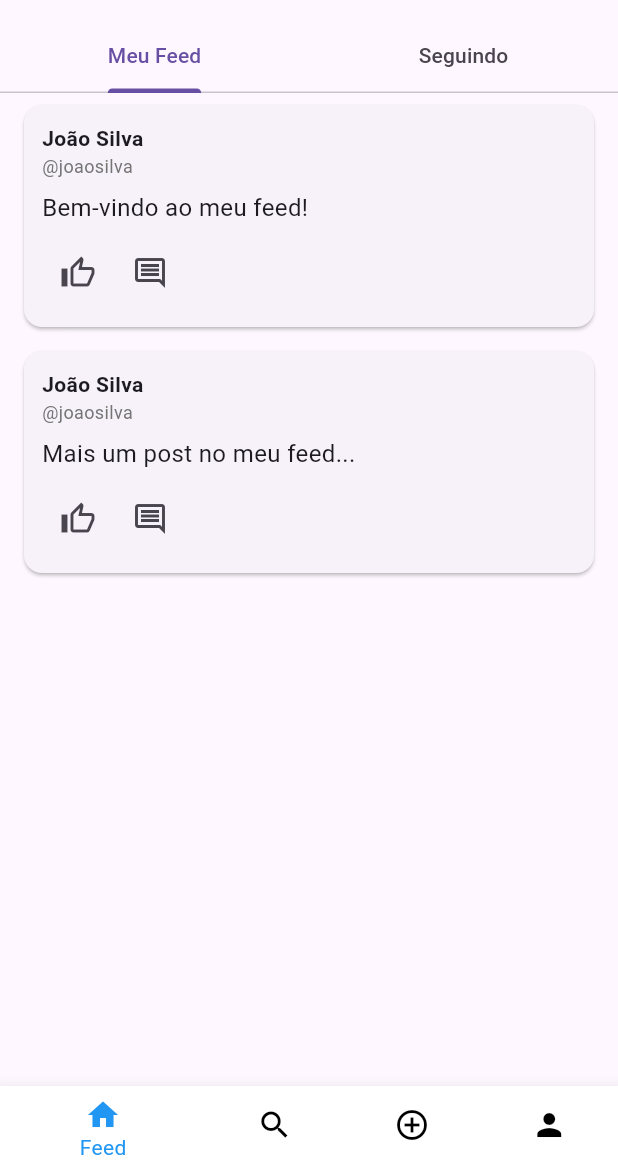
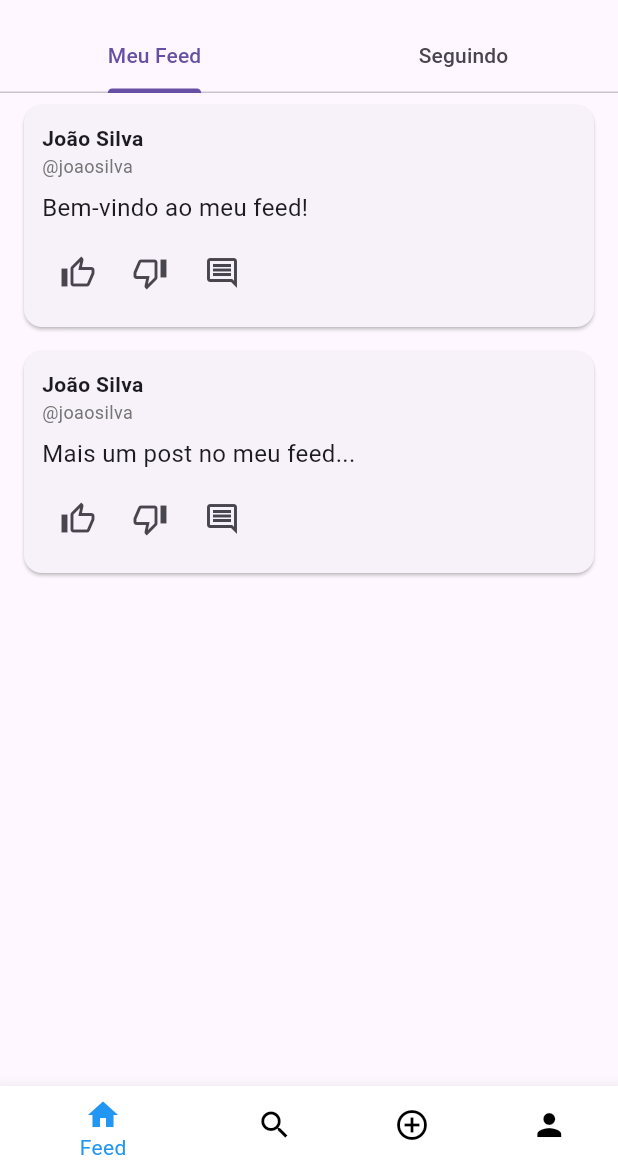
Before and after one commit to caiquedebrito/papacapim_ui, a Flutter app: the FeedScreen screen opened directly, on a phone screen of 412 x 824 dp, the part 63-1236 px from its top. Run offline on Flutter 3.47's test engine with Material 3 defaults, Android fonts, the light colour scheme and no system bars.

Commit message:
Add user tap callback to PostCard for enhanced interaction

```diff
--- a/lib/components/post_card.dart
+++ b/lib/components/post_card.dart
@@ -8,6 +8,7 @@ class PostCard extends StatelessWidget {
   final VoidCallback? onLike;
   final VoidCallback? onComment;
   final VoidCallback? onDelete;
+  final VoidCallback? onUserTap; // 🔥 Callback para quando clicar no login
   final bool showDeleteButton;
 
   const PostCard({
@@ -18,6 +19,7 @@ class PostCard extends StatelessWidget {
     this.onLike,
     this.onComment,
     this.onDelete,
+    this.onUserTap,
     this.showDeleteButton = false, // Define se o botão de deletar aparecerá (para perfil do usuário)
   }) : super(key: key);
 
@@ -71,6 +73,10 @@ class PostCard extends StatelessWidget {
                   onPressed: onLike,
                 ),
                 IconButton(
+                  icon: const Icon(Icons.thumb_down_alt_outlined),
+                  onPressed: onLike,
+                ),
+                IconButton(
                   icon: const Icon(Icons.comment_outlined),
                   onPressed: () {
                     Navigator.pushReplacement(context, MaterialPageRoute(builder: (context) => RepliesScreen(
```
